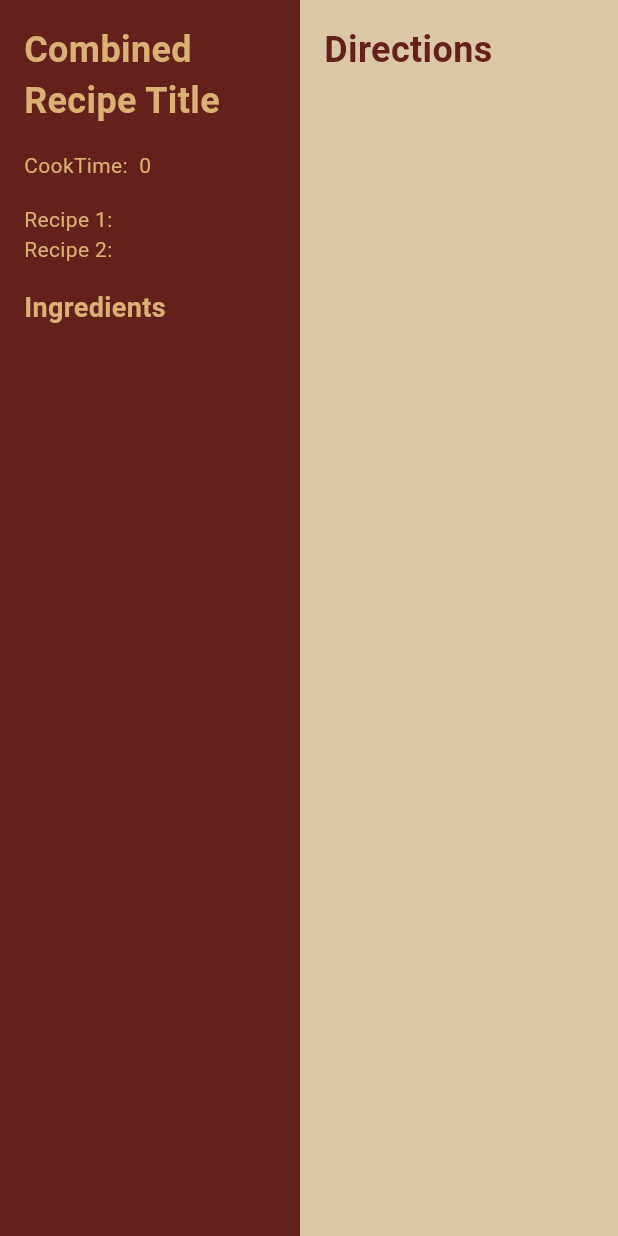
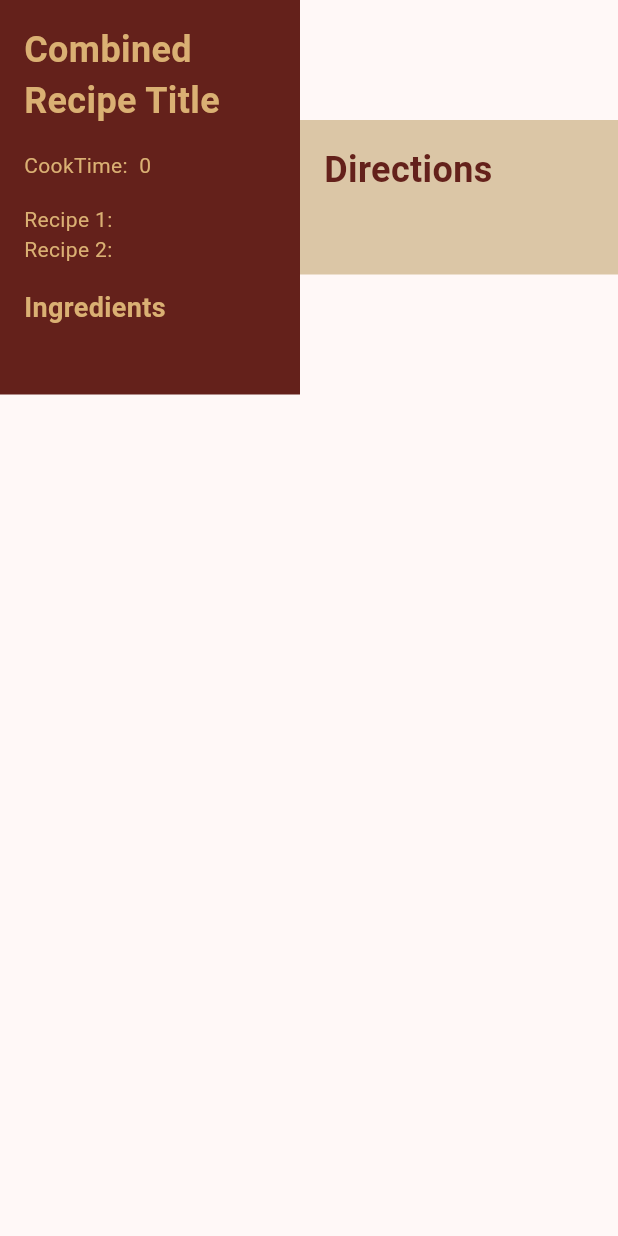
Before and after one commit to ChrisShobe/aws-hack-2024, a Flutter app: the RecipeDetailsPage screen opened directly with empty values, on a phone screen of 412 x 824 dp. Run offline on Flutter 3.47's test engine with Material 3 defaults, Android fonts, the phone set to English and light mode, and no system bars.

Commit message:
made it dynamic

```diff
--- a/recipe_app/lib/Classes/Recipe.dart
+++ b/recipe_app/lib/Classes/Recipe.dart
@@ -1,5 +1,4 @@
 import 'dart:convert';
-
 import 'package:recipe_app/MergeRecipes.dart';
 
 class Recipe with RecipeMergeMixin{
--- a/recipe_app/lib/main.dart
+++ b/recipe_app/lib/main.dart
@@ -2,7 +2,6 @@ import 'package:flutter/material.dart';
 import 'spoonacular.dart';
 import 'Classes/Recipe.dart';
 import 'recipe_details_page.dart';
-
 
 void main() {
   runApp(const MyApp());
@@ -107,6 +106,7 @@ class _MyHomePageState extends State<MyHomePage> {
       ),
       body: Padding(
         padding: const EdgeInsets.all(20.0),
+        child: SingleChildScrollView(
           child: Column(
             children: [
               Padding(
@@ -153,6 +153,7 @@ class _MyHomePageState extends State<MyHomePage> {
             ],
           ),
         ),
+      ),
     );
   }
 }
--- a/recipe_app/lib/recipe_details_page.dart
+++ b/recipe_app/lib/recipe_details_page.dart
@@ -24,6 +24,7 @@ class RecipeDetailsPage extends StatelessWidget {
             color: const Color.fromRGBO(100, 33, 27, 1), // Match the AppBar color
             child: Padding(
               padding: const EdgeInsets.all(16.0),
+              child: SingleChildScrollView(
                 child: Column(
                   crossAxisAlignment: CrossAxisAlignment.start,
                   children: [
@@ -69,12 +70,14 @@ class RecipeDetailsPage extends StatelessWidget {
                 ),
               ),
             ),
+          ),
           // Right main section
           Expanded(
             child: Container(
               color: const Color.fromARGB(255, 219, 198, 166),
               child: Padding(
                 padding: const EdgeInsets.all(16.0),
+                child: SingleChildScrollView(
                   child: Column(
                     crossAxisAlignment: CrossAxisAlignment.start,
                     children: [
@@ -87,11 +90,14 @@ class RecipeDetailsPage extends StatelessWidget {
                         ),
                       ),
                       const SizedBox(height: 16),
-                    Text(
+                      SingleChildScrollView(
+                        child: Text(
                           combinedRecipe.getSteps().join("\n"), // Replace with actual steps
                           style: const TextStyle(color: Color.fromRGBO(100, 33, 27, 1)),
                         ),
+                      ),
                     ],
+                  ),
                 ),
               ),
             ),
```
Also changed, not shown: recipe_app/lib/spoonacular.dart (line endings or trailing spaces). Lines whose indentation alone changed are shown as unchanged.
